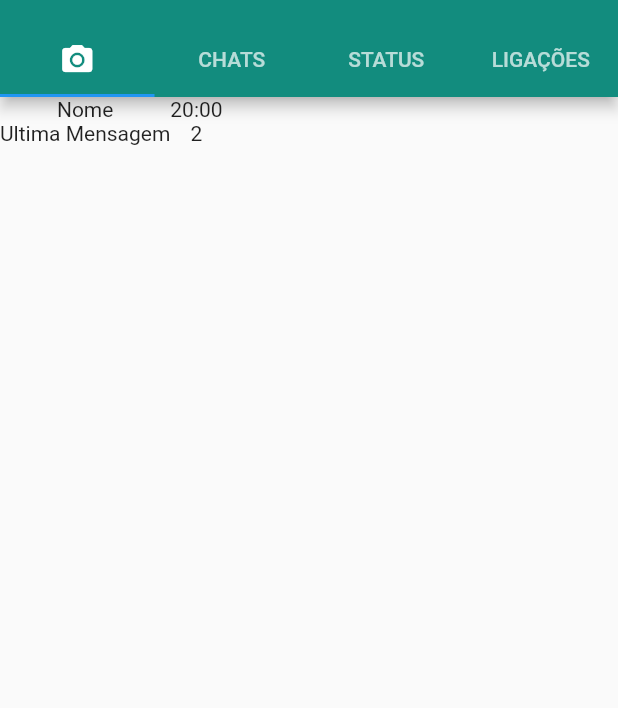
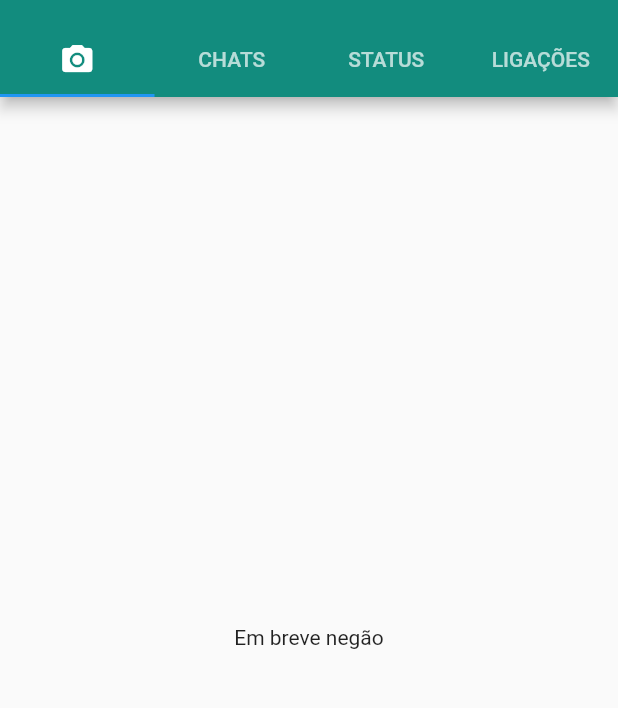
Before and after one commit to heitor1978/Whatsapp_2, a Flutter app: the screen it shows after launch, on a phone screen of 412 x 824 dp, the part 59-767 px from its top. Run offline on Flutter 3.47's test engine with Material 2 defaults, Android fonts, the phone set to English and light mode, and no system bars.

```diff
--- a/lib/views/mensagem.view.dart
+++ b/lib/views/mensagem.view.dart
@@ -1,4 +1,5 @@
 import 'package:flutter/material.dart';
+import 'package:whatsapp_2/models/mensagem.model.dart';
 
 class MensagemView extends StatelessWidget {
   @override
@@ -21,26 +22,14 @@ class MensagemView extends StatelessWidget {
               Tab(child: Text("LIGAÇÕES"),)
             ]),
         ),
-        body: Row(
+        body: const TabBarView(
           children: [
-            Column(
-              children: [
-
-              ],
-            ),
-            Column(
-              children: [
-                Text("Nome"),
-                Text("Ultima Mensagem")
-              ],
-            ),
-            Column(
-              children: [
-                Text("20:00"),
-                Text("2")
-              ],
-            ),
-          ]),
+            Center(child: Text('Em breve negão')),
+            ChatPessoal(),
+            Center(child: Text('Em breve negão')),
+            Center(child: Text('Em breve negão')),
+          ]
+        ),
       ),
     );
   }
```
Also changed, not shown: lib/models/mensagem.model.dart (added, +104 -0 lines), 1 other file.
